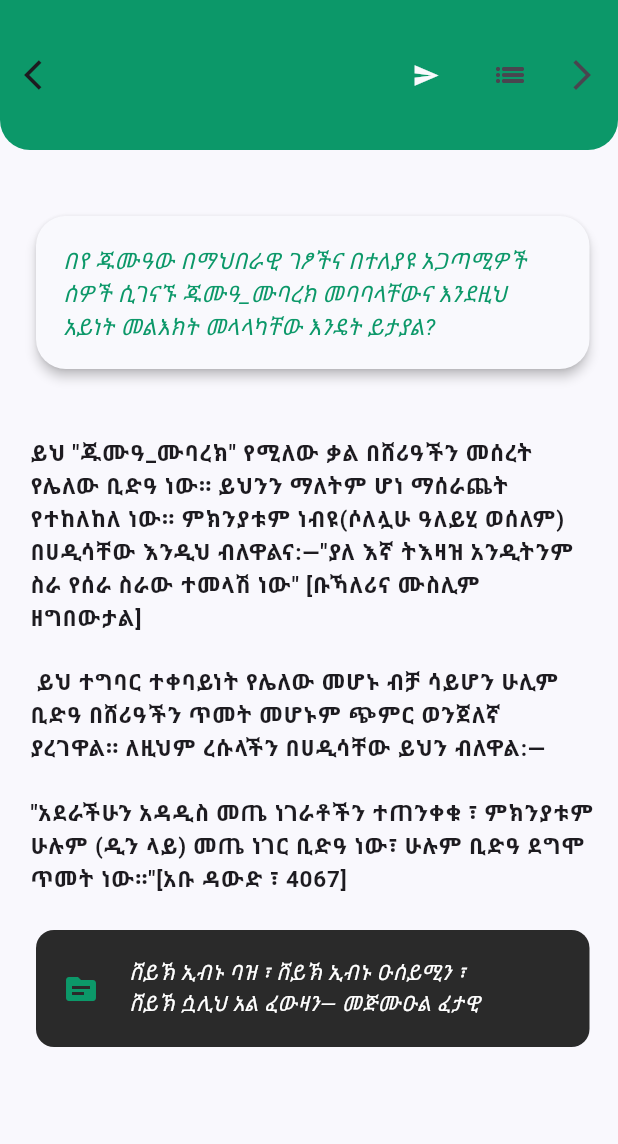
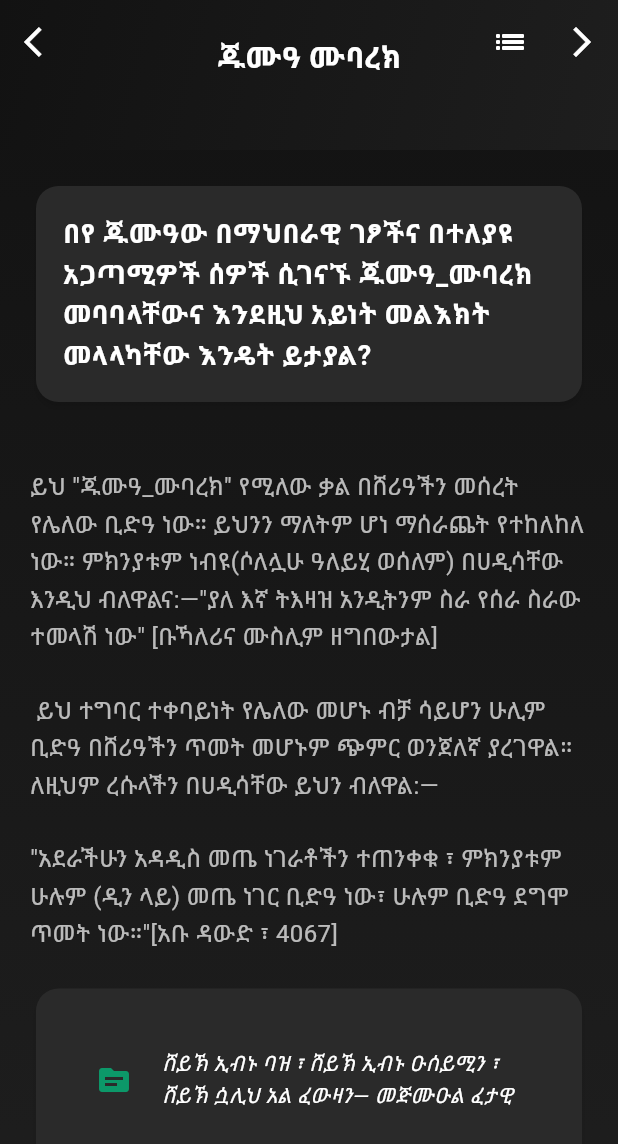
Before and after one commit to abduseK/Ye-Elm-Kazna, a Flutter app: the Page8 screen opened directly, on a phone screen of 412 x 824 dp. Shown: the top 1144 px of the screen. Run offline on Flutter 3.47's test engine with Material 3 defaults, Android fonts, the light colour scheme and no system bars; our stand-ins replace marquee, share.

Commit message:
update on Jumea page UI

```diff
--- a/lib/pages/page8.dart
+++ b/lib/pages/page8.dart
@@ -1,134 +1,166 @@
 import 'package:flutter/material.dart';
-import 'package:ye_elm_kazna/constants.dart';
 import 'package:ye_elm_kazna/files/shortfiles.dart';
-import 'package:share/share.dart';
 import 'package:ye_elm_kazna/widgets/refractor_widgets.dart';
 
-
-
-
 class Page8 extends StatefulWidget {
-
-
-
   @override
-
   _Page8State createState() => _Page8State();
 }
 
 class _Page8State extends State<Page8> {
-
-
-
-  @override
-
   int barNumber = 5;
   int textNumber = 5;
   int sourceNumber = 5;
   int questionNumber = 5;
 
+  void updateNumbers(int change) {
+    setState(() {
+      barNumber += change;
+      textNumber += change;
+      sourceNumber += change;
+      questionNumber += change;
+
+      if (barNumber < 5) {
+        barNumber = 5;
+        textNumber = 5;
+        sourceNumber = 5;
+        questionNumber = 5;
+      } else if (barNumber > 15) {
+        barNumber = 15;
+        textNumber = 15;
+        sourceNumber = 15;
+        questionNumber = 15;
+      }
+    });
+  }
+
+  @override
   Widget build(BuildContext context) {
     return Scaffold(
-      backgroundColor: Color(0xFFF9F8FD),
-      appBar: AppBar(
-        flexibleSpace: Text("\n\n\n\n\n\n            " + appTitless4[barNumber],
-        style: TextStyle(
-          color: kBackgroundColor
+      extendBodyBehindAppBar: true,
+      appBar: PreferredSize(
+        preferredSize: Size.fromHeight(100.0),
+        child: AppBar(
+          backgroundColor: Colors.transparent,
+          elevation: 0,
+          flexibleSpace: Container(
+            decoration: BoxDecoration(
+              gradient: LinearGradient(
+                colors: [Color(0xFF121212), Color(0xFF1E1E1E)], // Dark gradient
+                begin: Alignment.topLeft,
+                end: Alignment.bottomRight,
+              ),
+            ),
+          ),
+          centerTitle: true,
+          title: Padding(
+            padding: const EdgeInsets.only(top: 20.0),
+            child: Text(
+              appTitless4[barNumber],
+              style: TextStyle(
+                fontSize: 20,
+                fontWeight: FontWeight.bold,
+                color: Colors.white, // White text for contrast
+              ),
+            ),
+          ),
+          leading: IconButton(
+            onPressed: () => updateNumbers(-1),
+            icon: Icon(Icons.arrow_back_ios, color: Colors.white),
+          ),
+          actions: [
+            // IconButton(
+            //   onPressed: () => Share.share(texts[textNumber]),
+            //   icon: Icon(Icons.send, color: Colors.white),
+            // ),
+            IconButton(
+              onPressed: () => Navigator.pop(context),
+              icon: Icon(Icons.list_sharp, color: Colors.white),
+            ),
+            IconButton(
+              onPressed: () => updateNumbers(1),
+              icon: Icon(Icons.arrow_forward_ios, color: Colors.white),
+            ),
+          ],
         ),
-        ),
-        backgroundColor: Color(0xFF0C9869),
-        toolbarHeight: 100.0,
-        shape: RoundedRectangleBorder(
-          borderRadius: BorderRadius.only(
-            bottomLeft: Radius.circular(20),
-            bottomRight: Radius.circular(20)
-          )
-        ),
-        leading: IconButton(
-          onPressed: () {
-            setState(() {
-              barNumber--;
-              textNumber--;
-              sourceNumber--;
-              questionNumber--;
-              if(barNumber < 5)
-              {
-                barNumber = 5;
-                questionNumber = 5;
-                sourceNumber = 5;
-                textNumber = 5;
-              }
-            });
-          },
-          icon: Icon(Icons.arrow_back_ios),),
-        actions: [
-          TextButton(
-                onPressed: () {
-                  Share.share(
+      ),
+      body: Stack(
+        children: [
+          // Dark background
+          Container(
+            decoration: BoxDecoration(
+              gradient: LinearGradient(
+                colors: [
+                  Color(0xFF121212),
+                  Color(0xFF1E1E1E)
+                ], // Dark gradient background
+                begin: Alignment.topCenter,
+                end: Alignment.bottomCenter,
+              ),
+            ),
+          ),
+          // Main content
+          SingleChildScrollView(
+            child: Padding(
+              padding:
+                  const EdgeInsets.symmetric(horizontal: 20.0, vertical: 120.0),
+              child: Column(
+                crossAxisAlignment: CrossAxisAlignment.start,
+                children: [
+                  // Question Card
+                  Card(
+                    color: Color(0xFF2A2A2A), // Darker card background
+                    shape: RoundedRectangleBorder(
+                      borderRadius: BorderRadius.circular(15),
+                    ),
+                    elevation: 2, // Minimal shadow
+                    shadowColor: Colors.black.withOpacity(0.5),
+                    child: Padding(
+                      padding: const EdgeInsets.all(18.0),
+                      child: Text(
+                        questions4[questionNumber],
+                        style: TextStyle(
+                          fontSize: 18,
+                          fontWeight: FontWeight.w600,
+                          color: Colors.white, // Light text for contrast
+                        ),
+                      ),
+                    ),
+                  ),
+                  SizedBox(height: 40.0),
+
+                  // Main Text Content
+                  Text(
                     texts4[textNumber],
-                  );
-                },
-                child: Icon(Icons.send,
-                color: kBackgroundColor,),
+                    style: TextStyle(
+                      fontSize: 16,
+                      color: Colors
+                          .white70, // Slightly muted white text for body content
+                      height: 1.5,
+                    ),
+                  ),
 
+                  SizedBox(height: 20.0),
+
+                  // Source Card
+                  Card(
+                    color: Color(
+                        0xFF2A2A2A), // Same dark background for consistency
+                    shape: RoundedRectangleBorder(
+                      borderRadius: BorderRadius.circular(15),
+                    ),
+                    elevation: 2, // Subtle shadow
+                    shadowColor: Colors.black.withOpacity(0.5),
+                    child: Padding(
+                      padding: const EdgeInsets.all(18.0),
+                      child: NewCard3(sourceNumber: sourceNumber),
+                    ),
+                  ),
+                ],
               ),
-          IconButton(
-              onPressed: () {
-                Navigator.pop(context);
-              },
-              icon: Icon(Icons.list_sharp)
+            ),
           ),
-          IconButton(
-            onPressed: () {
-              setState(() {
-                barNumber++;
-                textNumber++;
-                sourceNumber++;
-                questionNumber++;
-                if(barNumber > 15)
-                {
-                  barNumber = 15;
-                  questionNumber = 15;
-                  sourceNumber = 15;
-                  textNumber = 15;
-                }
-
-              });
-            },
-            icon: Icon(Icons.arrow_forward_ios),)
         ],
-      ),
-      body: SingleChildScrollView(
-        child: Padding(
-          padding: const EdgeInsets.only(left: 20.0, top: 40.0, right: 15.0),
-          child: Column(
-            children: [
-              Card(
-                color: kBackgroundColor,
-                elevation: 3,
-                shape: RoundedRectangleBorder(
-                  borderRadius: BorderRadius.circular(20)
-                ),
-                child: Padding(
-                  padding: const EdgeInsets.all(18.0),
-                  child: Text(questions4[questionNumber],
-                    style: questionTextStyle
-                  ),
-                ),
-              ),
-              SizedBox(height: 40.0,),
-              Text(
-                texts4[textNumber],
-                style: mainTextStyle
-              ),
-              SizedBox(
-                height: 20.0,
-              ),
-              NewCard3(sourceNumber: sourceNumber)
-
-            ],
-          ),
-        ),
       ),
     );
   }
```
